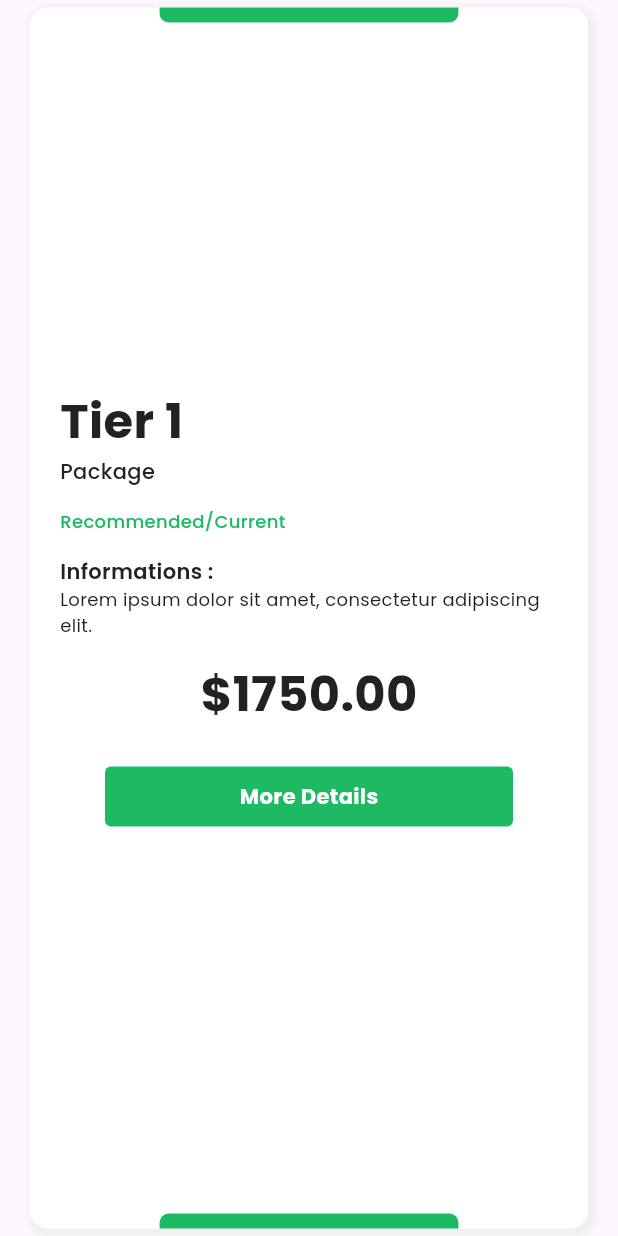
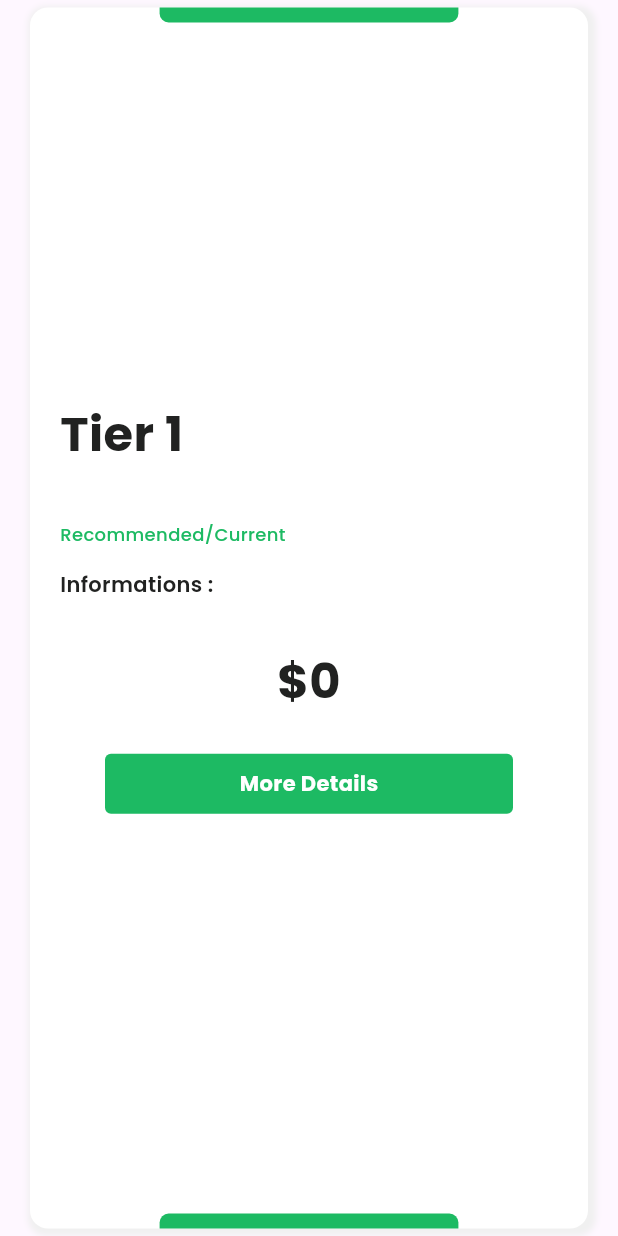
Before and after one commit to emperorKez/driving-school-app, a Flutter app: the PackageCard widget shown alone on an empty page, opened directly with empty values, on a phone screen of 412 x 824 dp. Run offline on Flutter 3.47's test engine with Material 3 defaults, Android fonts, the light colour scheme and no system bars; our stand-ins replace bloc, carousel_slider, dio, dotted_border, dotted_line, flutter_bloc and 5 more; accounts and stored records are empty; network calls fail.

Commit message:
code update

```diff
--- a/lib/app.dart
+++ b/lib/app.dart
@@ -44,9 +44,8 @@ class _AppState extends State<App> {
         theme: ThemeData(brightness: Brightness.light),
         themeMode: _themeMode,
         navigatorKey: rootNavKey,
-        home: const SchoolSettingsView(),
-        // initialRoute: AppRouter.getStarted,
-        // onGenerateRoute: AppRouter.onGenerateRoute,
+        initialRoute: AppRouter.getStarted,
+        onGenerateRoute: AppRouter.onGenerateRoute,
       ),
     );
   }
--- a/lib/pages/school/views/message_view/views/messages_view.dart
+++ b/lib/pages/school/views/message_view/views/messages_view.dart
@@ -1,9 +1,8 @@
 import 'package:flutter/material.dart';
 import 'package:korbil_mobile/components/app_bar_back_btn.dart';
+import 'package:korbil_mobile/pages/school/views/message_view/views/message_card.dart';
 import 'package:korbil_mobile/theme/theme.dart';
 import 'package:korbil_mobile/utils/prefered_orientation.dart';
-
-import 'message_card.dart';
 
 class MessagesView extends StatefulWidget {
   const MessagesView({super.key});
--- a/lib/pages/school/views/subscription/views/package_card.dart
+++ b/lib/pages/school/views/subscription/views/package_card.dart
@@ -1,15 +1,19 @@
+// ignore_for_file: public_member_api_docs, sort_constructors_first
 import 'package:flutter/material.dart';
 import 'package:korbil_mobile/components/box_shadow/default_box_shadow.dart';
 import 'package:korbil_mobile/components/primary_btn.dart';
+import 'package:korbil_mobile/repos/manage_school_repo/models/school_info.dart';
 import 'package:korbil_mobile/theme/theme.dart';
 
 class PackageCard extends StatelessWidget {
   const PackageCard({
+    required this.s,
+    required this.package,
     super.key,
-    required this.s,
   });
 
   final Size s;
+  final Package package;
 
   @override
   Widget build(BuildContext context) {
@@ -42,7 +46,7 @@ class PackageCard extends StatelessWidget {
                     height: 10,
                     decoration: BoxDecoration(
                       color: KorbilTheme.of(context).primaryColor,
-                      borderRadius: BorderRadius.only(
+                      borderRadius: const BorderRadius.only(
                         bottomLeft: Radius.circular(6),
                         bottomRight: Radius.circular(6),
                       ),
@@ -62,7 +66,7 @@ class PackageCard extends StatelessWidget {
               ),
             ),
             Text(
-              'Package',
+              package.title!,
               style: TextStyle(
                 fontFamily: 'Poppins',
                 color: KorbilTheme.of(context).secondaryColor,
@@ -82,6 +86,7 @@ class PackageCard extends StatelessWidget {
                 fontWeight: FontWeight.w500,
               ),
             ),
+            //todo show a tick for recommended
             const SizedBox(
               height: 15,
             ),
@@ -95,7 +100,7 @@ class PackageCard extends StatelessWidget {
               ),
             ),
             Text(
-              'Lorem ipsum dolor sit amet, consectetur adipiscing elit.',
+              package.details!,
               style: TextStyle(
                 fontFamily: 'Poppins',
                 color: KorbilTheme.of(context).secondaryColor,
@@ -108,7 +113,7 @@ class PackageCard extends StatelessWidget {
             ),
             Center(
               child: Text(
-                r'$1750.00',
+                '\$${package.price}',
                 style: TextStyle(
                   fontFamily: 'Poppins',
                   color: KorbilTheme.of(context).secondaryColor,
@@ -120,10 +125,13 @@ class PackageCard extends StatelessWidget {
             const SizedBox(
               height: 10,
             ),
-            const PrimaryBtn(
+             PrimaryBtn(
               text: 'More Details',
               fontSize: 14,
               pvm: 10,
+              ontap: (){
+                //todo more package info
+              },
             ),
             const Spacer(),
             Center(
@@ -134,7 +142,7 @@ class PackageCard extends StatelessWidget {
                     height: 10,
                     decoration: BoxDecoration(
                       color: KorbilTheme.of(context).primaryColor,
-                      borderRadius: BorderRadius.only(
+                      borderRadius: const BorderRadius.only(
                         topLeft: Radius.circular(6),
                         topRight: Radius.circular(6),
                       ),
--- /dev/null
+++ b/lib/repos/message/models/message.dart
@@ -0,0 +1 @@
+//
```
Also changed, not shown: lib/pages/school/views/message_view/cubit/message_cubit.dart (added, +8 -0 lines), lib/pages/school/views/message_view/cubit/message_state.dart (added, +8 -0 lines), lib/pages/school/views/subscription/views/subscription.dart (+22 -11 lines).
